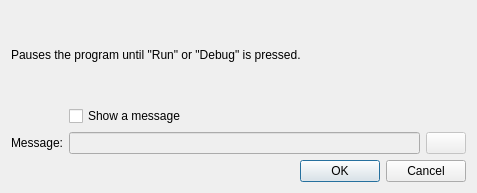
Before: the Qt Designer form src/forms/ui_alg_stop.ui in TuringApp/Turing, drawn with Qt 5.
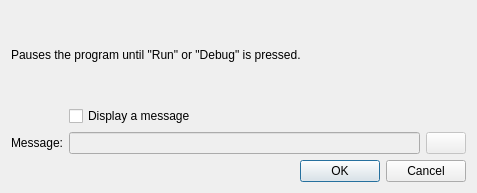
After: the same form once the commit is applied. Icons and pictures are not drawn.

The edit to the form file:
```diff
--- a/src/forms/ui_alg_stop.ui
+++ b/src/forms/ui_alg_stop.ui
@@ -70,7 +70,7 @@
      <item row="0" column="1">
       <widget class="QCheckBox" name="cbxHasValue">
        <property name="text">
-        <string>Show a message</string>
+        <string>Display a message</string>
        </property>
       </widget>
      </item>
```
